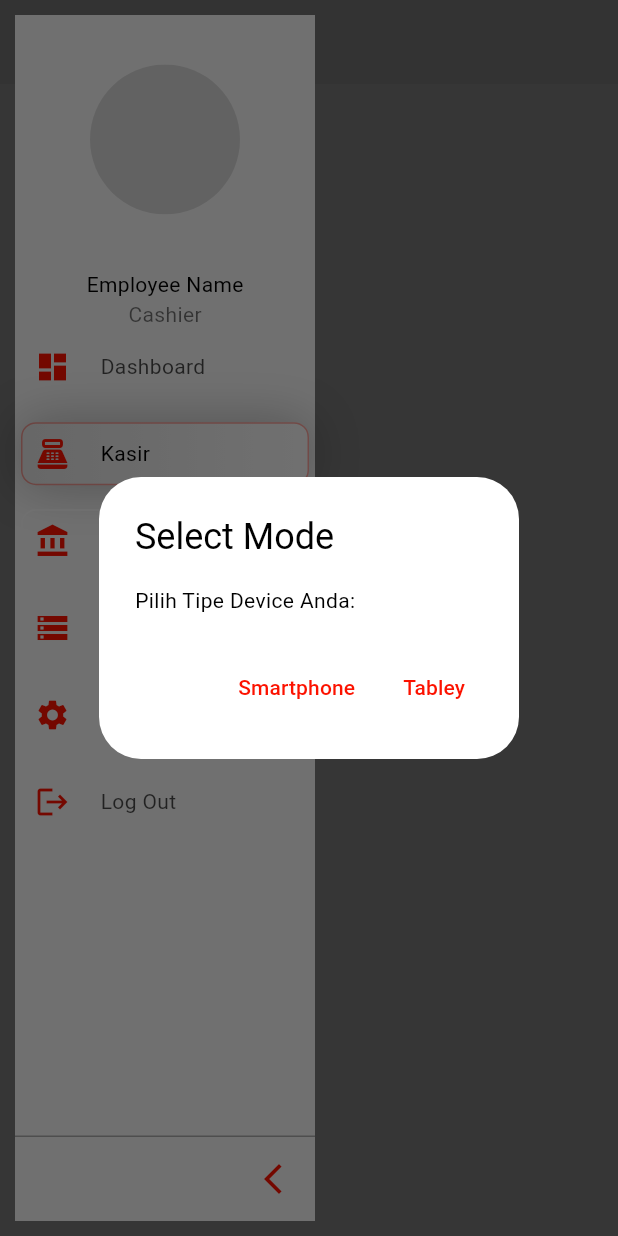
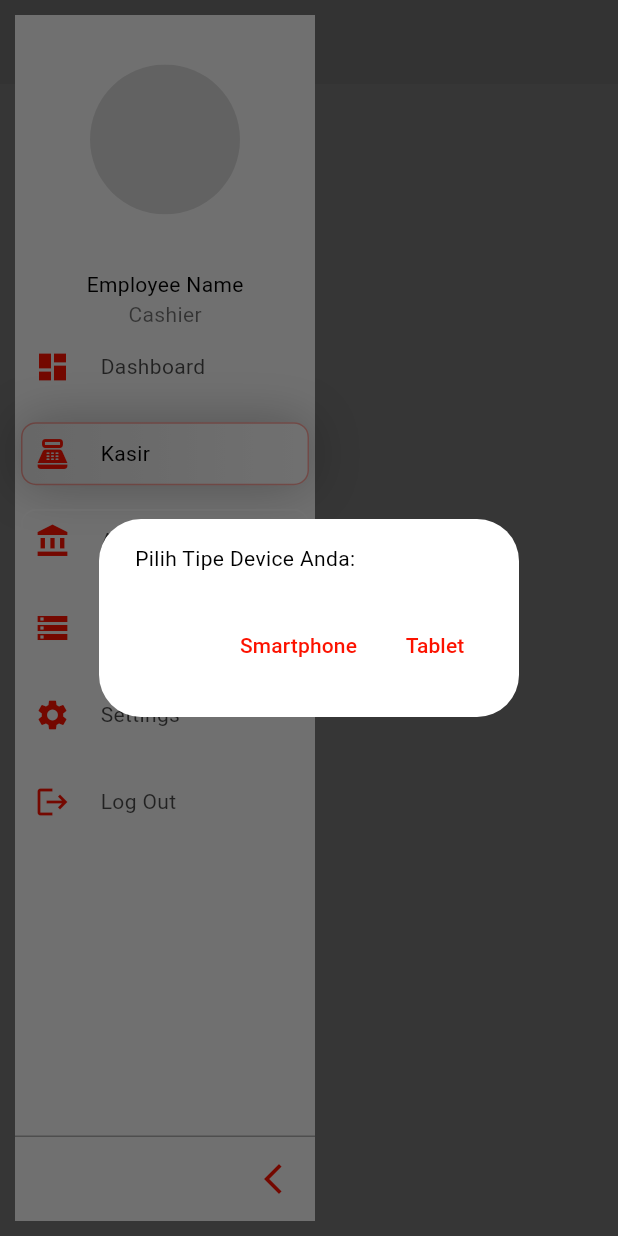
Before and after one commit to AKIB-POS/akib_pos, a Flutter app: the screen it shows after launch, in the side drawer, after a tap on "Kasir", on a phone screen of 412 x 824 dp. Run offline on Flutter 3.47's test engine with Material 3 defaults, Android fonts, the phone set to English and light mode, and no system bars; drawn by our look-alikes of extended_image, sidebarx; our stand-ins replace bloc, connectivity_plus, device_preview, equatable, firebase_core, flutter_bloc and 1 more; accounts and stored records are empty; network calls fail.

Commit message:
fix typo

```diff
--- a/lib/common/my_app_sidebar.dart
+++ b/lib/common/my_app_sidebar.dart
@@ -183,7 +183,6 @@ class MyAppSidebar extends StatelessWidget {
             ),
           ),
           child: AlertDialog(
-            title: const Text('Select Mode'),
             content: const Text('Pilih Tipe Device Anda:'),
             actions: [
               TextButton(
@@ -202,7 +201,7 @@ class MyAppSidebar extends StatelessWidget {
                   Navigator.pushReplacementNamed(context, '/kasir', arguments: 'landscape');
                   debugPrint('Landscape mode selected');
                 },
-                child: const Text('Tabley'),
+                child: const Text('Tablet'),
               ),
             ],
           ),
```
